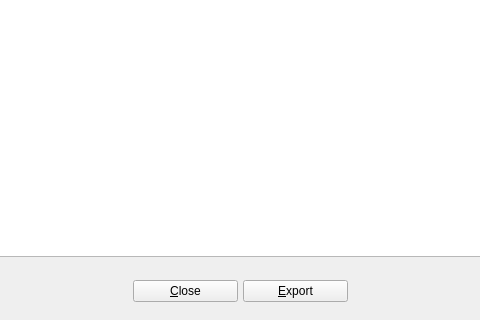
Above: UI/biblioteq_photographview.ui from textbrowser/biblioteq before the change; both pictures show x 160 to 640 and y 280 to 600 of the 800 by 600 pixel window. Below: the same form after it.
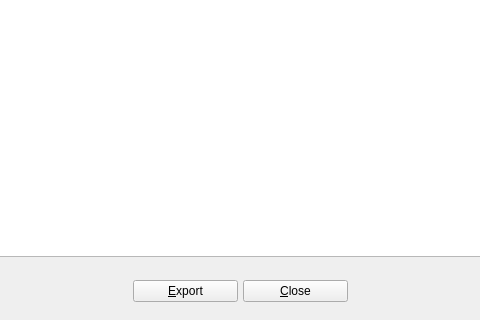
That is the form after the change. Icons and pictures are not drawn.

```diff
--- a/UI/biblioteq_photographview.ui
+++ b/UI/biblioteq_photographview.ui
@@ -136,23 +136,6 @@
         </property>
        </spacer>
       </item>
-      <item>
-       <widget class="QPushButton" name="closeButton">
-        <property name="minimumSize">
-         <size>
-          <width>105</width>
-          <height>0</height>
-         </size>
-        </property>
-        <property name="text">
-         <string>&amp;Close</string>
-        </property>
-        <property name="icon">
-         <iconset resource="../Icons/icons.qrc">
-          <normaloff>:/16x16/cancel.png</normaloff>:/16x16/cancel.png</iconset>
-        </property>
-       </widget>
-      </item>
       <item>
        <widget class="QPushButton" name="exportItem">
         <property name="minimumSize">
@@ -170,6 +153,23 @@
         </property>
        </widget>
       </item>
+      <item>
+       <widget class="QPushButton" name="closeButton">
+        <property name="minimumSize">
+         <size>
+          <width>105</width>
+          <height>0</height>
+         </size>
+        </property>
+        <property name="text">
+         <string>&amp;Close</string>
+        </property>
+        <property name="icon">
+         <iconset resource="../Icons/icons.qrc">
+          <normaloff>:/16x16/cancel.png</normaloff>:/16x16/cancel.png</iconset>
+        </property>
+       </widget>
+      </item>
       <item>
        <spacer>
         <property name="orientation">
```
Left out of the diff: 2 changed lines with no effect on the pictures.
